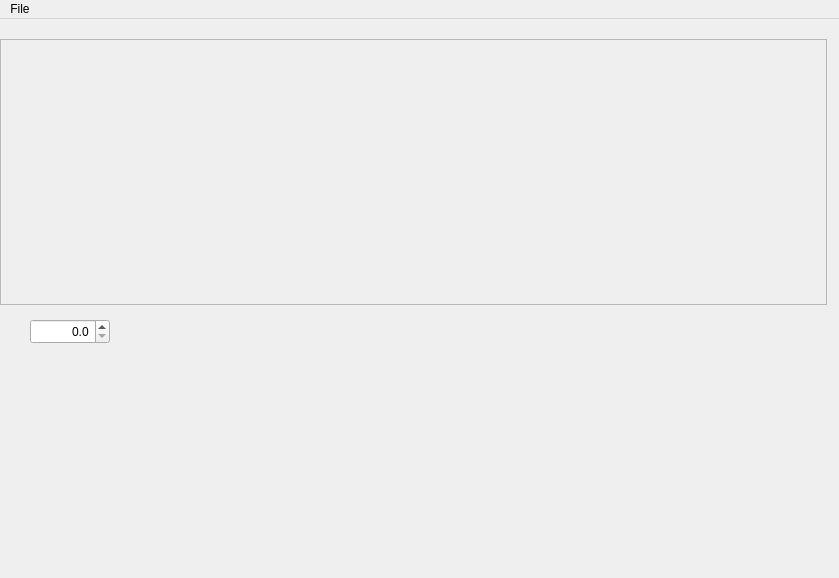
Old version of the form forms/mainwindow.ui in the repository maisvendoo/paintProf.
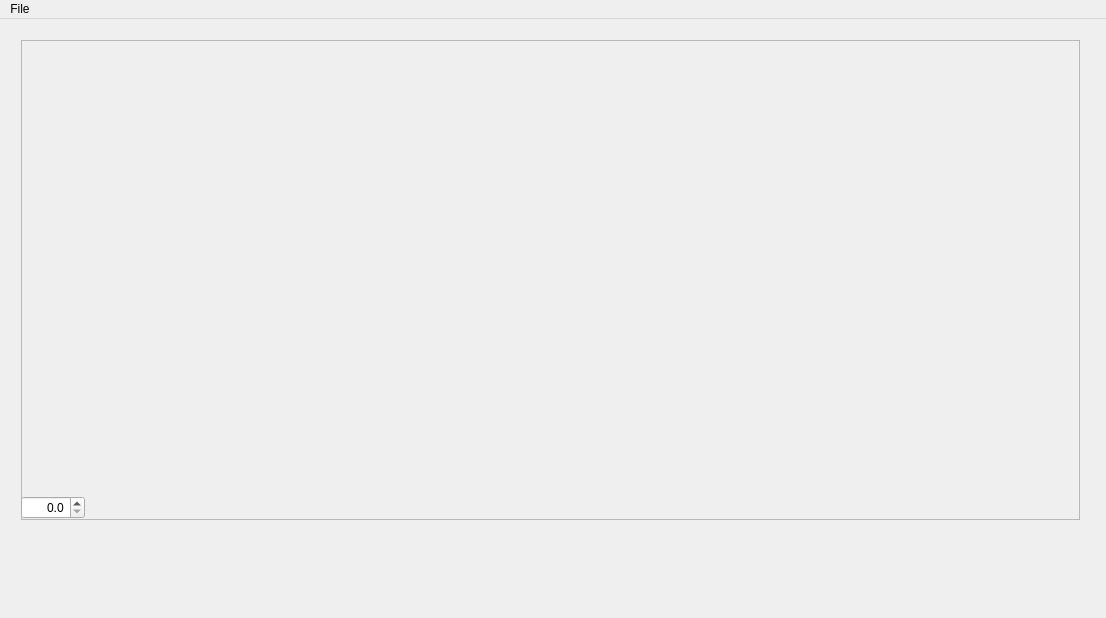
New version of the form.

```diff
--- a/forms/mainwindow.ui
+++ b/forms/mainwindow.ui
@@ -6,22 +6,33 @@
    <rect>
     <x>0</x>
     <y>0</y>
-    <width>839</width>
-    <height>578</height>
+    <width>1106</width>
+    <height>618</height>
    </rect>
   </property>
   <property name="windowTitle">
    <string>MainWindow</string>
   </property>
   <widget class="QWidget" name="centralWidget">
+   <widget class="QWidget" name="widget" native="true">
+    <property name="geometry">
+     <rect>
+      <x>10</x>
+      <y>10</y>
+      <width>1081</width>
+      <height>501</height>
+     </rect>
+    </property>
+    <layout class="QHBoxLayout" name="horizontalLayout">
+     <item>
+      <layout class="QVBoxLayout" name="verticalLayout" stretch="10,0">
+       <item>
    <widget class="QFrame" name="profileFrame">
-    <property name="geometry">
-     <rect>
-      <x>0</x>
-      <y>20</y>
-      <width>827</width>
-      <height>266</height>
-     </rect>
+         <property name="minimumSize">
+          <size>
+           <width>640</width>
+           <height>480</height>
+          </size>
     </property>
     <property name="frameShape">
      <enum>QFrame::StyledPanel</enum>
@@ -30,15 +41,11 @@
      <enum>QFrame::Raised</enum>
     </property>
    </widget>
+       </item>
+       <item>
+        <layout class="QHBoxLayout" name="horizontalLayout_2">
+         <item>
    <widget class="QDoubleSpinBox" name="dsbBeginCoord">
-    <property name="geometry">
-     <rect>
-      <x>30</x>
-      <y>300</y>
-      <width>80</width>
-      <height>25</height>
-     </rect>
-    </property>
     <property name="maximumSize">
      <size>
       <width>80</width>
@@ -55,13 +62,33 @@
      <double>1000.000000000000000</double>
     </property>
    </widget>
+         </item>
+         <item>
+          <spacer name="horizontalSpacer">
+           <property name="orientation">
+            <enum>Qt::Horizontal</enum>
+           </property>
+           <property name="sizeHint" stdset="0">
+            <size>
+             <width>40</width>
+             <height>20</height>
+            </size>
+           </property>
+          </spacer>
+         </item>
+        </layout>
+       </item>
+      </layout>
+     </item>
+    </layout>
+   </widget>
   </widget>
   <widget class="QMenuBar" name="menuBar">
    <property name="geometry">
     <rect>
      <x>0</x>
      <y>0</y>
-     <width>839</width>
+     <width>1106</width>
      <height>21</height>
     </rect>
    </property>
```
Lines whose indentation alone changed are shown as unchanged.
